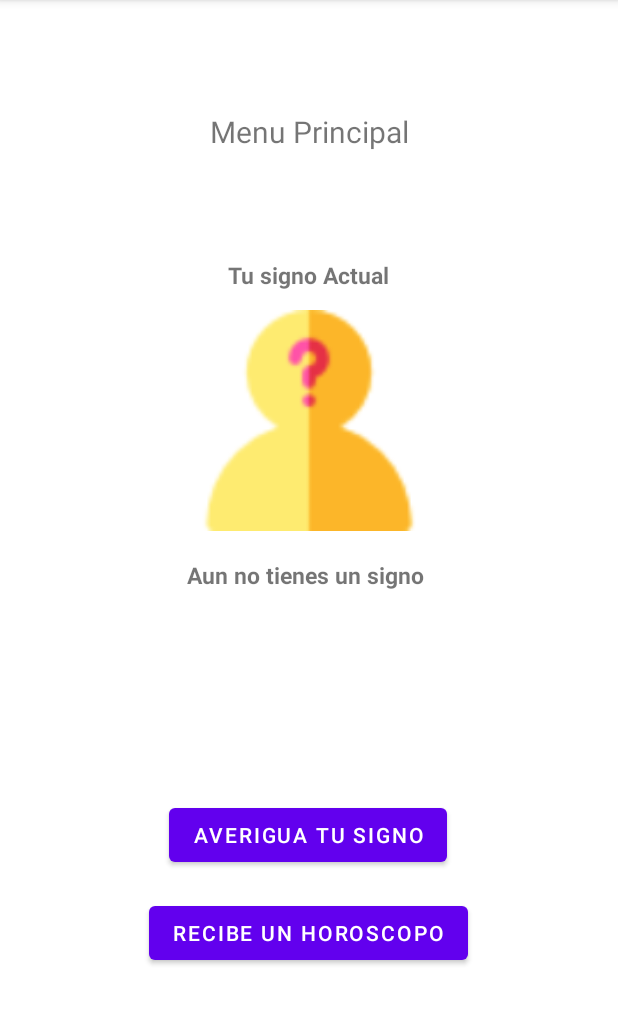
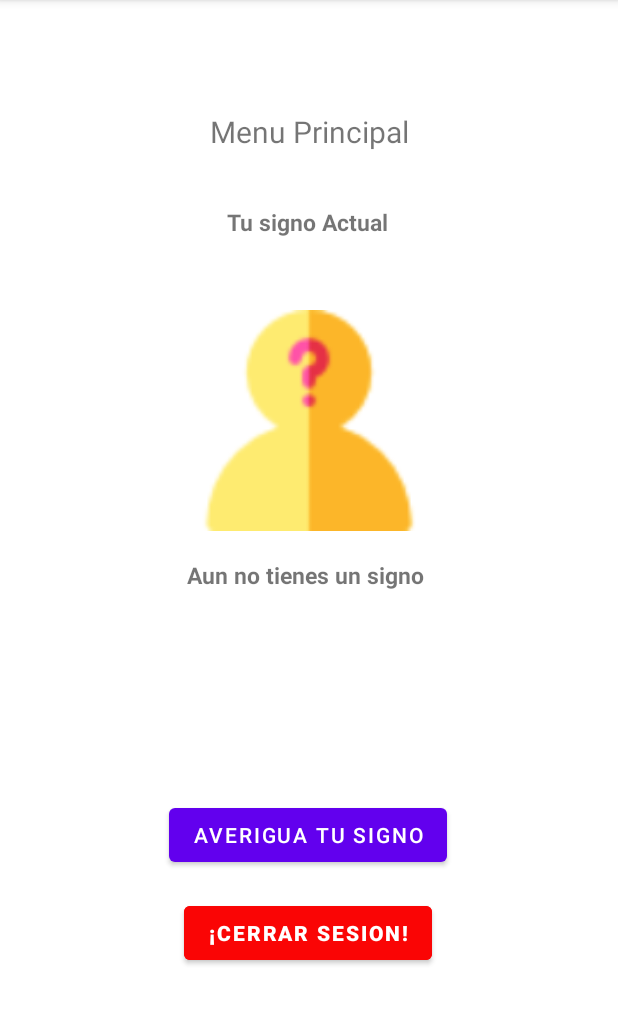
Before and after one commit to IsaacCuautle/Zodical_Reminder__Apps_Moviles_UNITEC, an Android app: the Menu screen opened directly, with no data from a screen before it, on a phone screen of 412 x 824 dp, the part 84-1109 px from its top. Run offline under Robolectric (Android 15) with nearby library versions, the phone set to English and light mode, and no system bars; our stand-ins replace Firebase (no records; nobody signed in at launch, a user with empty details on screens opened directly).

```diff
--- a/app/src/main/java/com/example/zodicalreminder/MainActivity.java
+++ b/app/src/main/java/com/example/zodicalreminder/MainActivity.java
@@ -22,9 +22,9 @@ import com.google.firebase.auth.FirebaseAuth;
 import com.google.firebase.auth.GoogleAuthProvider;
 
 public class MainActivity extends AppCompatActivity {
-    private static final int RC_SIGN_IN = 9001;
-    private GoogleSignInClient mGoogleSignInClient;
-    private FirebaseAuth mAuth;
+    public static final int RC_SIGN_IN = 9001;
+    public GoogleSignInClient mGoogleSignInClient;
+    public FirebaseAuth mAuth;
     Button btnLogin;
     SignInButton btnLoginGoogle;
     TextView txtRegistro;
@@ -56,7 +56,11 @@ public class MainActivity extends AppCompatActivity {
         mGoogleSignInClient = GoogleSignIn.getClient(this, gso);
 
 
-        btnLoginGoogle.setOnClickListener(v -> signIn());
+
+        btnLoginGoogle.setOnClickListener(v -> {
+            signIn();
+
+        });
 
         txtRegistro.setOnClickListener(v -> {
             abrirActivity(Registro.class, this.txtRegistro);
@@ -86,8 +90,10 @@ public class MainActivity extends AppCompatActivity {
             try {
                 // Google Sign In was successful, authenticate with Firebase
                 GoogleSignInAccount account = task.getResult(ApiException.class);
-                Toast.makeText(getApplicationContext(), "firebaseAuthWithGoogle: ",Toast.LENGTH_SHORT).show();
+
                 firebaseAuthWithGoogle(account.getIdToken());
+                abrirActivity(Menu.class,null);
+                finish();
             } catch (ApiException e) {
                 // Google Sign In failed, update UI appropriately
                 Toast.makeText(getApplicationContext(),"Google sign in failed ",Toast.LENGTH_SHORT).show();
@@ -136,6 +142,7 @@ public class MainActivity extends AppCompatActivity {
         animator.setDuration(500);
         animator.start();
         startActivity(i);
+
     }
 
     // Crea un fragment para el inicio de sesion con Google
@@ -151,4 +158,5 @@ public class MainActivity extends AppCompatActivity {
         // Check if user is signed in (non-null) and update UI accordingly.
     }
 
+
 }
--- a/app/src/main/java/com/example/zodicalreminder/Menu.java
+++ b/app/src/main/java/com/example/zodicalreminder/Menu.java
@@ -4,12 +4,16 @@ import android.os.Bundle;
 import android.widget.Button;
 import android.widget.ImageView;
 import android.widget.TextView;
+import android.widget.Toast;
+
+import com.google.firebase.auth.FirebaseAuth;
 
 public class Menu extends MainActivity {
     private ImageView imgSignoActual;
     public TextView txtSignoActual;
     public Bundle bundle;
-
+    private FirebaseAuth mAuth;
+    public Button btnAveriguarSigno, btnLogOut;
     public static Integer signo = 0;
     @Override
     protected void onCreate(Bundle savedInstanceState) {
@@ -17,9 +21,11 @@ public class Menu extends MainActivity {
         setContentView(R.layout.activity_menu);
 
 
+
         imgSignoActual = findViewById(R.id.imageViewSignoActual);
-        Button btnAveriguarSigno = findViewById(R.id.buttonAveriguarSigno);
+        btnAveriguarSigno = findViewById(R.id.buttonAveriguarSigno);
         txtSignoActual = findViewById(R.id.textViewSignoActual);
+        btnLogOut = findViewById(R.id.buttonHoroscopoLogout);
 
         // Comprueba el signo zodiacal del usuario
         try {
@@ -30,10 +36,19 @@ public class Menu extends MainActivity {
 
         }
 
+        btnLogOut.setOnClickListener(v -> {
+            try {
+
+                logout();
+            }catch (Exception e){
+
+            }
+
+
+        });
 
         btnAveriguarSigno.setOnClickListener(v -> {
             abrirActivity(AveriguarSigno.class,null);
-            finish();
         });
 
     }
@@ -83,5 +98,12 @@ public class Menu extends MainActivity {
             }
     }
 
+    public void logout(){
+        Toast.makeText(getApplicationContext(), "Cerraste sesion", Toast.LENGTH_SHORT).show();
+        abrirActivity(MainActivity.class,null);
+        finish();
+        mAuth.signOut();
+    }
+
 
 }
--- a/app/src/main/res/layout/activity_menu.xml
+++ b/app/src/main/res/layout/activity_menu.xml
@@ -37,10 +37,10 @@
         android:textStyle="bold"
         app:layout_constraintBottom_toBottomOf="parent"
         app:layout_constraintEnd_toEndOf="parent"
-        app:layout_constraintHorizontal_bias="0.501"
+        app:layout_constraintHorizontal_bias="0.498"
         app:layout_constraintStart_toStartOf="parent"
         app:layout_constraintTop_toTopOf="parent"
-        app:layout_constraintVertical_bias="0.231" />
+        app:layout_constraintVertical_bias="0.184" />
 
     <TextView
         android:id="@+id/textViewSignoActual"
@@ -83,10 +83,12 @@
         app:layout_constraintVertical_bias="0.74" />
 
     <Button
-        android:id="@+id/buttonHoroscopo"
+        android:id="@+id/buttonHoroscopoLogout"
         android:layout_width="wrap_content"
         android:layout_height="wrap_content"
-        android:text="Recibe un Horoscopo"
+        android:backgroundTint="#FA0505"
+        android:text="¡CERRAR SESION!"
+        android:textStyle="bold"
         app:layout_constraintBottom_toBottomOf="parent"
         app:layout_constraintEnd_toEndOf="parent"
         app:layout_constraintHorizontal_bias="0.497"
```
